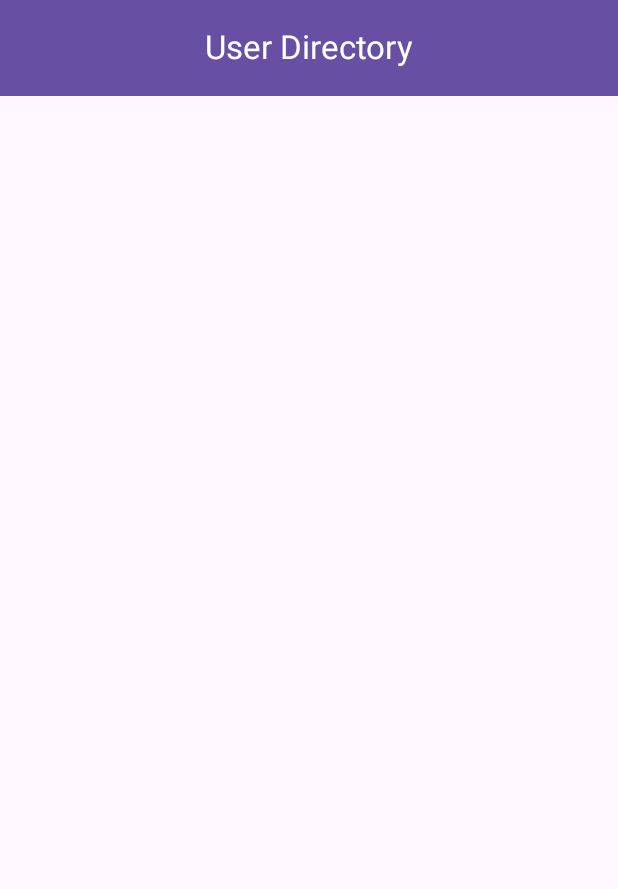
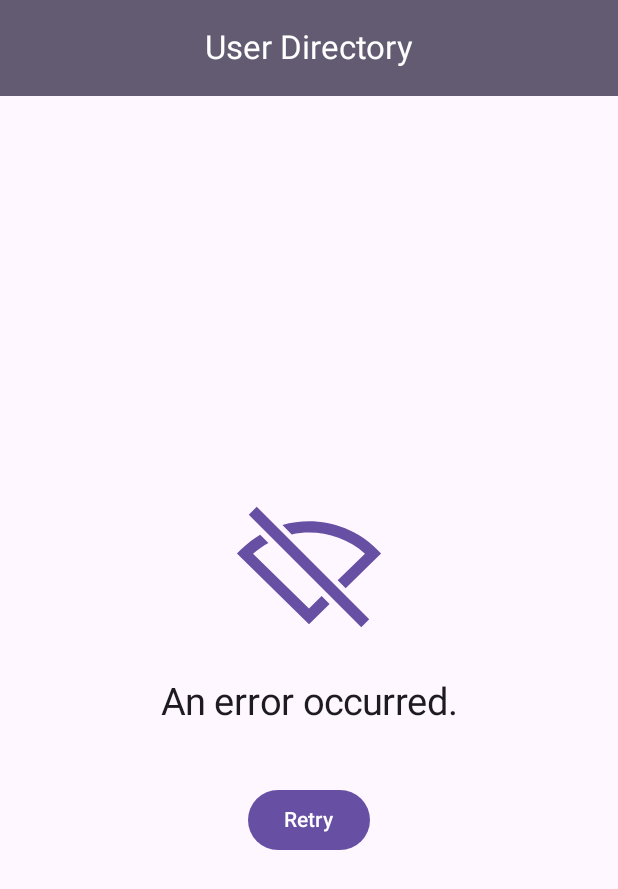
Before and after one commit to zrock44/MAD-Lab4-User-Directory, an Android app built with Jetpack Compose: the screen it shows after launch (MainActivity), on a phone screen of 412 x 824 dp. Shown: the top 889 px of the screen. Run offline under Robolectric (Android 15) with nearby library versions, the phone set to English and light mode, and no system bars; pictures from the network do not load.

Commit message:
Project Complete. LoadingScreen and ErrorScreen have both been implemented. LoadingScreen uses an Animatable to rotate the loading icon because I wanted to be fancy. Other than that it's pretty simple, just an image and text in a column. ErrorScreen is essentially the same concept but with a button that uses the retryMethod I set up previously. Added a little tweak to UserCard which omits the period after the user's title if it's longer than 3 characters. Split the previews for LoadingScreen and ErrorScreen into light and dark versions. Tweaked the colors of the top bar.

```diff
--- a/app/src/main/java/com/example/madlab4userdirectory/ui/UserDirectoryApp.kt
+++ b/app/src/main/java/com/example/madlab4userdirectory/ui/UserDirectoryApp.kt
@@ -25,8 +25,8 @@ fun UserDirectoryApp(
             CenterAlignedTopAppBar(
                 title = { Text(stringResource(R.string.top_bar)) },
                 colors = TopAppBarDefaults.topAppBarColors(
-                    containerColor = MaterialTheme.colorScheme.primary,
-                    titleContentColor = MaterialTheme.colorScheme.onPrimary
+                    containerColor = MaterialTheme.colorScheme.secondary,
+                    titleContentColor = MaterialTheme.colorScheme.onSecondary
                 )
             )
         }
--- a/app/src/main/java/com/example/madlab4userdirectory/ui/screens/MainScreen.kt
+++ b/app/src/main/java/com/example/madlab4userdirectory/ui/screens/MainScreen.kt
@@ -1,29 +1,46 @@
 package com.example.madlab4userdirectory.ui.screens
 
+import androidx.compose.animation.core.Animatable
+import androidx.compose.animation.core.EaseInOut
+import androidx.compose.animation.core.RepeatMode
+import androidx.compose.animation.core.infiniteRepeatable
+import androidx.compose.animation.core.tween
+import androidx.compose.foundation.Image
 import androidx.compose.foundation.border
+import androidx.compose.foundation.layout.Arrangement
 import androidx.compose.foundation.layout.Column
 import androidx.compose.foundation.layout.Row
 import androidx.compose.foundation.layout.Spacer
+import androidx.compose.foundation.layout.fillMaxSize
 import androidx.compose.foundation.layout.fillMaxWidth
 import androidx.compose.foundation.layout.padding
 import androidx.compose.foundation.layout.size
 import androidx.compose.foundation.lazy.LazyColumn
 import androidx.compose.foundation.lazy.items
 import androidx.compose.foundation.shape.CircleShape
+import androidx.compose.material3.Button
 import androidx.compose.material3.Card
 import androidx.compose.material3.CardDefaults
 import androidx.compose.material3.MaterialTheme
 import androidx.compose.material3.Text
 import androidx.compose.runtime.Composable
+import androidx.compose.runtime.LaunchedEffect
+import androidx.compose.runtime.remember
+import androidx.compose.ui.Alignment
 import androidx.compose.ui.Modifier
 import androidx.compose.ui.draw.clip
+import androidx.compose.ui.draw.rotate
+import androidx.compose.ui.graphics.ColorFilter
 import androidx.compose.ui.layout.ContentScale
 import androidx.compose.ui.platform.LocalContext
 import androidx.compose.ui.res.painterResource
 import androidx.compose.ui.res.stringResource
+import androidx.compose.ui.text.TextStyle
 import androidx.compose.ui.text.font.FontWeight
+import androidx.compose.ui.text.style.TextAlign
 import androidx.compose.ui.tooling.preview.Preview
 import androidx.compose.ui.unit.dp
+import androidx.compose.ui.unit.sp
 import coil.compose.AsyncImage
 import coil.request.ImageRequest
 import com.example.compose.MADLab4UserDirectoryTheme
@@ -41,15 +58,15 @@ fun MainScreen(
 ) {
     when (userUiState) {
         is UserUiState.Loading -> LoadingScreen(
-            modifier = modifier
+            modifier = modifier.fillMaxSize()
         )
         is UserUiState.Success -> UserListScreen(
             users = userUiState.users,
-            modifier = modifier
+            modifier = modifier.fillMaxWidth()
         )
         is UserUiState.Error -> ErrorScreen(
             retryMethod = retryMethod,
-            modifier = modifier
+            modifier = modifier.fillMaxSize()
         )
     }
 
@@ -57,7 +74,39 @@ fun MainScreen(
 
 @Composable
 fun LoadingScreen(modifier: Modifier = Modifier) {
+    val rotation = remember { Animatable(initialValue = -45f) }
 
+    LaunchedEffect(Unit) {
+        rotation.animateTo(
+            targetValue = 315f,
+            animationSpec = infiniteRepeatable(
+                animation = tween(durationMillis = 1000, easing = EaseInOut),
+                repeatMode = RepeatMode.Restart
+            )
+        )
+    }
+
+    Column(
+        modifier = modifier,
+        verticalArrangement = Arrangement.Center,
+        horizontalAlignment = Alignment.CenterHorizontally
+    ) {
+        Image(
+            modifier = Modifier
+                .size(110.dp)
+                .rotate(rotation.value),
+            painter = painterResource(R.drawable.loading_icon),
+            colorFilter = ColorFilter.tint(MaterialTheme.colorScheme.primary),
+            contentDescription = stringResource(R.string.loading_icon_description)
+        )
+        Spacer(modifier = Modifier.size(30.dp))
+        Text(
+            color = MaterialTheme.colorScheme.onBackground,
+            style = TextStyle(fontSize = 25.sp),
+            text = stringResource(R.string.loading_message),
+            textAlign = TextAlign.Center
+        )
+    }
 }
 
 @Composable
@@ -65,7 +114,29 @@ fun ErrorScreen(
     retryMethod: () -> Unit,
     modifier: Modifier = Modifier
 ) {
-
+    Column(
+        modifier = modifier,
+        verticalArrangement = Arrangement.Center,
+        horizontalAlignment = Alignment.CenterHorizontally
+    ) {
+        Image(
+            modifier = Modifier.size(120.dp),
+            painter = painterResource(R.drawable.connection_error),
+            colorFilter = ColorFilter.tint(MaterialTheme.colorScheme.primary),
+            contentDescription = stringResource(R.string.error_icon_description)
+        )
+        Spacer(modifier = Modifier.size(15.dp))
+        Text(
+            color = MaterialTheme.colorScheme.onBackground,
+            style = TextStyle(fontSize = 25.sp),
+            text = stringResource(R.string.error_message),
+            textAlign = TextAlign.Center
+        )
+        Spacer(modifier = Modifier.size(40.dp))
+        Button(onClick = retryMethod) {
+            Text(text = stringResource(R.string.retry_button_text))
+        }
+    }
 }
 
 @Composable
@@ -82,6 +153,9 @@ fun UserListScreen(
 
 @Composable
 fun UserCard(user: User, modifier: Modifier = Modifier) {
+    // This is done so that users with a title of "Miss" don't have a period
+    // placed after their title.
+    val period = if (user.name.title.length > 3) "" else "."
 
     Card(
         elevation = CardDefaults.cardElevation(defaultElevation = 8.dp),
@@ -90,7 +164,7 @@ fun UserCard(user: User, modifier: Modifier = Modifier) {
             .padding(horizontal = 16.dp, vertical = 8.dp)
             .border(
                 width = 3.dp,
-                color = MaterialTheme.colorScheme.secondary,
+                color = MaterialTheme.colorScheme.primary,
                 shape = AppShapes.CardShape
             )
     ) {
@@ -110,7 +184,7 @@ fun UserCard(user: User, modifier: Modifier = Modifier) {
             Spacer(Modifier.size(14.dp))
             Column() {
                 Text(
-                    text = "${user.name.title}. ${user.name.first} ${user.name.last}",
+                    text = "${user.name.title}$period ${user.name.first} ${user.name.last}",
                     fontWeight = FontWeight.Bold
                 )
                 Text(user.email)
@@ -119,21 +193,43 @@ fun UserCard(user: User, modifier: Modifier = Modifier) {
     }
 }
 
-//@Preview(showBackground = true)
-//@Composable
-//fun LoadingScreenPreview() {
-//    MADLab4UserDirectoryTheme {
-//        LoadingScreen()
-//    }
-//}
-//
-//@Preview(showBackground = true)
-//@Composable
-//fun ErrorScreenPreview() {
-//    MADLab4UserDirectoryTheme {
-//        ErrorScreen({})
-//    }
-//}
+@Preview(showBackground = true)
+@Composable
+fun LoadingScreenLightPreview() {
+    MADLab4UserDirectoryTheme(false) {
+        LoadingScreen(modifier = Modifier.fillMaxSize())
+    }
+}
+
+@Preview(showBackground = false)
+@Composable
+fun LoadingScreenDarkPreview() {
+    MADLab4UserDirectoryTheme(true) {
+        LoadingScreen(modifier = Modifier.fillMaxSize())
+    }
+}
+
+@Preview(showBackground = true)
+@Composable
+fun ErrorScreenLightPreview() {
+    MADLab4UserDirectoryTheme(false) {
+        ErrorScreen(
+            retryMethod = {},
+            modifier = Modifier.fillMaxSize()
+        )
+    }
+}
+
+@Preview(showBackground = false)
+@Composable
+fun ErrorScreenDarkPreview() {
+    MADLab4UserDirectoryTheme(true) {
+        ErrorScreen(
+            retryMethod = {},
+            modifier = Modifier.fillMaxSize()
+        )
+    }
+}
 
 @Preview(showBackground = true)
 @Composable
--- /dev/null
+++ b/app/src/main/res/drawable/connection_error.xml
@@ -0,0 +1,10 @@
+<vector xmlns:android="http://schemas.android.com/apk/res/android"
+    android:width="800dp"
+    android:height="800dp"
+    android:viewportWidth="24"
+    android:viewportHeight="24">
+  <path
+      android:pathData="M3.97,5.03L18.97,20.03L20.03,18.97L5.03,3.97L3.97,5.03ZM2.925,9.675C3.711,8.889 4.574,8.226 5.489,7.686L6.59,8.787C5.868,9.179 5.179,9.656 4.539,10.217L12,17.528L13.683,15.88L14.743,16.94L12,19.628L2.389,10.21L2.925,9.675ZM19.461,10.217L15.825,13.78L16.886,14.84L21.611,10.21L21.075,9.675C17.659,6.258 12.795,5.171 8.458,6.412L9.697,7.651C13.076,6.953 16.712,7.808 19.461,10.217Z"
+      android:fillColor="#000000"
+      android:fillType="evenOdd"/>
+</vector>
--- /dev/null
+++ b/app/src/main/res/drawable/loading_icon.xml
@@ -0,0 +1,16 @@
+<vector xmlns:android="http://schemas.android.com/apk/res/android"
+    android:width="800dp"
+    android:height="800dp"
+    android:viewportWidth="16"
+    android:viewportHeight="16">
+  <path
+      android:pathData="M8,1.5a6.5,6.5 0,1 0,0 13,6.5 6.5,0 0,0 0,-13zM0,8a8,8 0,1 1,16 0A8,8 0,0 1,0 8z"
+      android:strokeAlpha="0.2"
+      android:fillColor="#000000"
+      android:fillType="evenOdd"
+      android:fillAlpha="0.2"/>
+  <path
+      android:pathData="M7.25,0.75A0.75,0.75 0,0 1,8 0a8,8 0,0 1,8 8,0.75 0.75,0 0,1 -1.5,0A6.5,6.5 0,0 0,8 1.5a0.75,0.75 0,0 1,-0.75 -0.75z"
+      android:fillColor="#000000"
+      android:fillType="evenOdd"/>
+</vector>
--- a/app/src/main/res/values/strings.xml
+++ b/app/src/main/res/values/strings.xml
@@ -2,4 +2,9 @@
     <string name="app_name">MAD Lab 4 User Directory</string>
     <string name="top_bar">User Directory</string>
     <string name="user_picture_description">A user\'s profile picture.</string>
+    <string name="loading_icon_description">Loading icon.</string>
+    <string name="loading_message">Loading users…</string>
+    <string name="error_icon_description">Error icon.</string>
+    <string name="error_message">An error occurred.</string>
+    <string name="retry_button_text">Retry</string>
 </resources>
```
Also changed, not shown: 3 other files.
